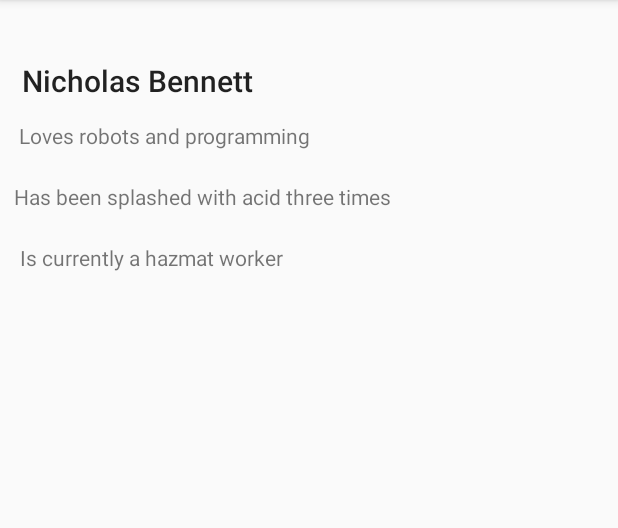
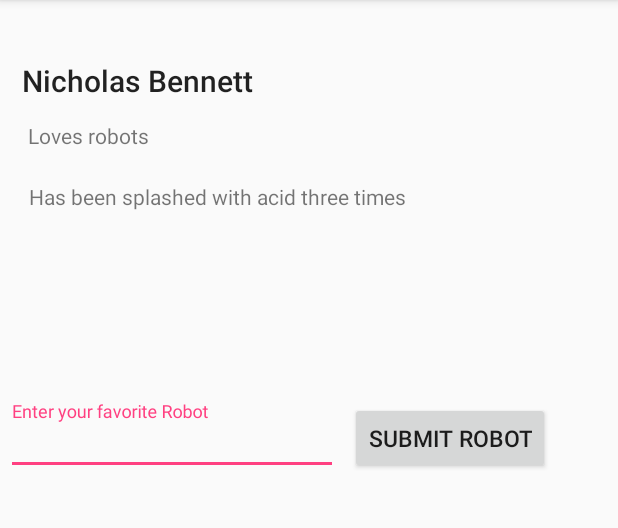
Before and after one commit to mrvirus9898/AD340HW1, an Android app: the screen it shows after launch (MainActivity), on a phone screen of 412 x 824 dp, the part 84-612 px from its top. Run offline under Robolectric (Android 15) with nearby library versions, the light colour scheme and no system bars.

Commit message:
Homework 2 post

```diff
--- a/app/src/main/java/com/example/athena/ad340hw1/MainActivity.java
+++ /dev/null
@@ -1,13 +0,0 @@
-package com.example.athena.ad340hw1;
-
-import android.support.v7.app.AppCompatActivity;
-import android.os.Bundle;
-
-public class MainActivity extends AppCompatActivity {
-
-    @Override
-    protected void onCreate(Bundle savedInstanceState) {
-        super.onCreate(savedInstanceState);
-        setContentView(R.layout.activity_main);
-    }
-}
--- /dev/null
+++ b/app/src/main/java/com/example/athena/ad340hw1/MainActivity.kt
@@ -0,0 +1,29 @@
+package com.example.athena.ad340hw1
+
+import android.content.Intent
+import android.support.v7.app.AppCompatActivity
+import android.os.Bundle
+import android.view.View
+import android.widget.EditText
+
+
+const val EXTRA_MESSAGE = "MESSAGE"
+
+class MainActivity : AppCompatActivity() {
+
+    override fun onCreate(savedInstanceState: Bundle?) {
+        super.onCreate(savedInstanceState)
+        setContentView(R.layout.activity_main)
+    }
+
+    /** Called when the user taps the Send button */
+    fun robotMessage(view: View) {
+        val editText = findViewById<EditText>(R.id.textInputRobot)
+        val message = editText.text.toString()
+        val intent = Intent(this, RobotActivity1::class.java).apply {
+           putExtra(EXTRA_MESSAGE, message)
+        }
+        startActivity(intent)
+    }
+
+}
--- a/app/src/main/res/layout/activity_main.xml
+++ b/app/src/main/res/layout/activity_main.xml
@@ -24,15 +24,15 @@
         android:layout_width="wrap_content"
         android:layout_height="wrap_content"
         android:layout_below="@+id/texthead"
-        android:text="Loves robots and programming"
-        tools:layout_editor_absoluteX="16dp"
-        tools:layout_editor_absoluteY="71dp"
+        android:text="Loves robots"
         app:layout_constraintBottom_toBottomOf="parent"
         app:layout_constraintHorizontal_bias="0.057"
         app:layout_constraintLeft_toLeftOf="parent"
         app:layout_constraintRight_toRightOf="parent"
         app:layout_constraintTop_toTopOf="parent"
-        app:layout_constraintVertical_bias="0.108" />
+        app:layout_constraintVertical_bias="0.108"
+        tools:layout_editor_absoluteX="16dp"
+        tools:layout_editor_absoluteY="71dp" />
 
     <TextView
         android:id="@+id/textView2"
@@ -40,28 +40,50 @@
         android:layout_height="wrap_content"
         android:layout_below="@+id/textView1"
         android:text="Has been splashed with acid three times"
-        tools:layout_editor_absoluteX="16dp"
-        tools:layout_editor_absoluteY="135dp"
         app:layout_constraintBottom_toBottomOf="parent"
-        app:layout_constraintHorizontal_bias="0.057"
+        app:layout_constraintHorizontal_bias="0.12"
         app:layout_constraintLeft_toLeftOf="parent"
         app:layout_constraintRight_toRightOf="parent"
         app:layout_constraintTop_toTopOf="parent"
         app:layout_constraintVertical_bias="0.162" />
 
-    <TextView
-        android:id="@+id/textView3"
+    <Button
+        android:id="@+id/robot_button"
+
         android:layout_width="wrap_content"
-        android:layout_height="wrap_content"
-        android:layout_below="@+id/textView2"
-        android:text="Is currently a hazmat worker"
-        tools:layout_editor_absoluteX="16dp"
-        tools:layout_editor_absoluteY="104dp"
+        android:layout_height="48dp"
+        android:layout_marginBottom="8dp"
+        android:layout_marginEnd="8dp"
+        android:layout_marginStart="8dp"
+        android:layout_marginTop="8dp"
+        android:onClick="robotMessage"
+        android:text="Submit Robot"
+        android:textSize="15dp"
         app:layout_constraintBottom_toBottomOf="parent"
-        app:layout_constraintHorizontal_bias="0.057"
-        app:layout_constraintLeft_toLeftOf="parent"
-        app:layout_constraintRight_toRightOf="parent"
+        app:layout_constraintEnd_toEndOf="parent"
+        app:layout_constraintHorizontal_bias="0.0"
+        app:layout_constraintStart_toEndOf="@+id/InputRobot"
         app:layout_constraintTop_toTopOf="parent"
-        app:layout_constraintVertical_bias="0.216"/>
+        app:layout_constraintVertical_bias="0.369" />
+
+    <android.support.design.widget.TextInputLayout
+        android:id="@+id/InputRobot"
+        android:layout_width="221dp"
+        android:layout_height="49dp"
+        android:layout_marginBottom="8dp"
+        android:layout_marginStart="4dp"
+        android:layout_marginTop="8dp"
+        app:layout_constraintBottom_toBottomOf="parent"
+        app:layout_constraintStart_toStartOf="parent"
+        app:layout_constraintTop_toTopOf="parent"
+        app:layout_constraintVertical_bias="0.369">
+
+        <android.support.design.widget.TextInputEditText
+            android:id="@+id/textInputRobot"
+            android:layout_width="match_parent"
+            android:layout_height="wrap_content"
+            android:hint="Enter your favorite Robot" />
+    </android.support.design.widget.TextInputLayout>
+
 
 </android.support.constraint.ConstraintLayout>
--- a/app/src/main/res/values/colors.xml
+++ b/app/src/main/res/values/colors.xml
@@ -1,6 +1,6 @@
 <?xml version="1.0" encoding="utf-8"?>
 <resources>
-    <color name="colorPrimary">#3F51B5</color>
+    <color name="colorPrimary">#3f51b5</color>
     <color name="colorPrimaryDark">#303F9F</color>
     <color name="colorAccent">#FF4081</color>
 </resources>
--- a/build.gradle
+++ b/build.gradle
@@ -1,6 +1,7 @@
 // Top-level build file where you can add configuration options common to all sub-projects/modules.
 
 buildscript {
+    ext.kotlin_version = '1.2.31'
 
     repositories {
         google()
@@ -8,7 +9,7 @@ buildscript {
     }
     dependencies {
         classpath 'com.android.tools.build:gradle:3.1.0'
-
+        classpath "org.jetbrains.kotlin:kotlin-gradle-plugin:1.2.31"
 
         // NOTE: Do not place your application dependencies here; they belong
         // in the individual module build.gradle files
```
Also changed, not shown: app/build.gradle (+8 -0 lines), app/src/main/AndroidManifest.xml (+7 -0 lines), app/src/main/java/com/example/athena/ad340hw1/RobotActivity1.kt (added, +39 -0 lines), app/src/main/res/layout/activity_robot_activity1.xml (added, +38 -0 lines), app/src/main/res/drawable/brokenr2.jpg (added), app/src/main/res/drawable/clunker.jpeg (added), 1 other file.
